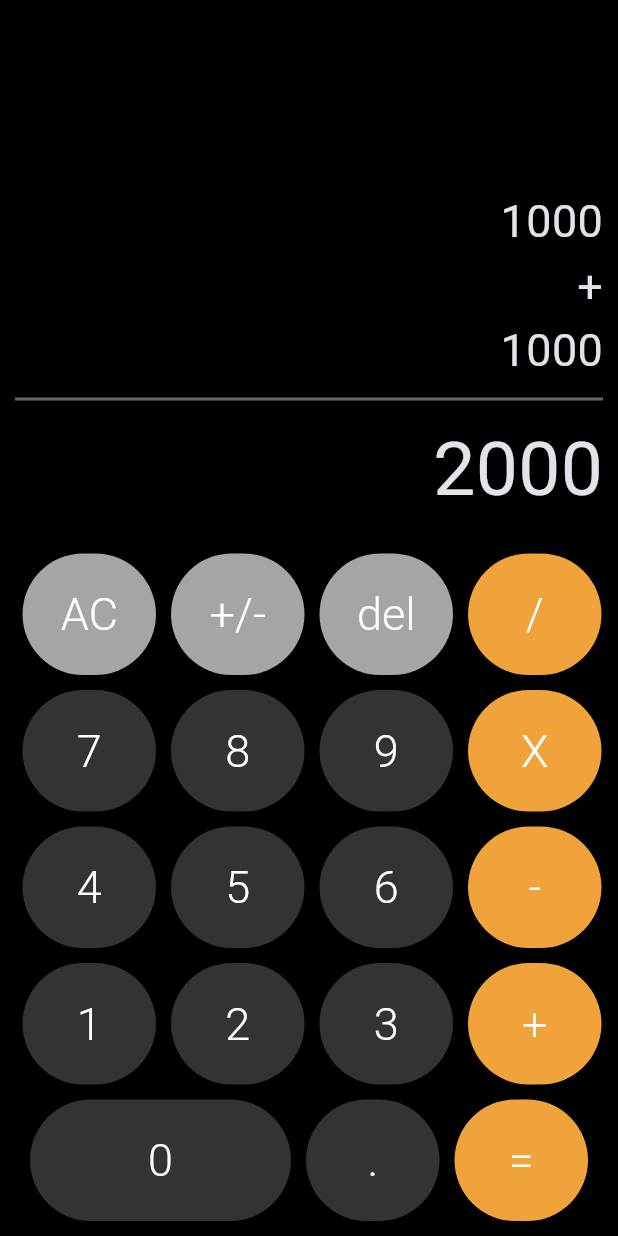
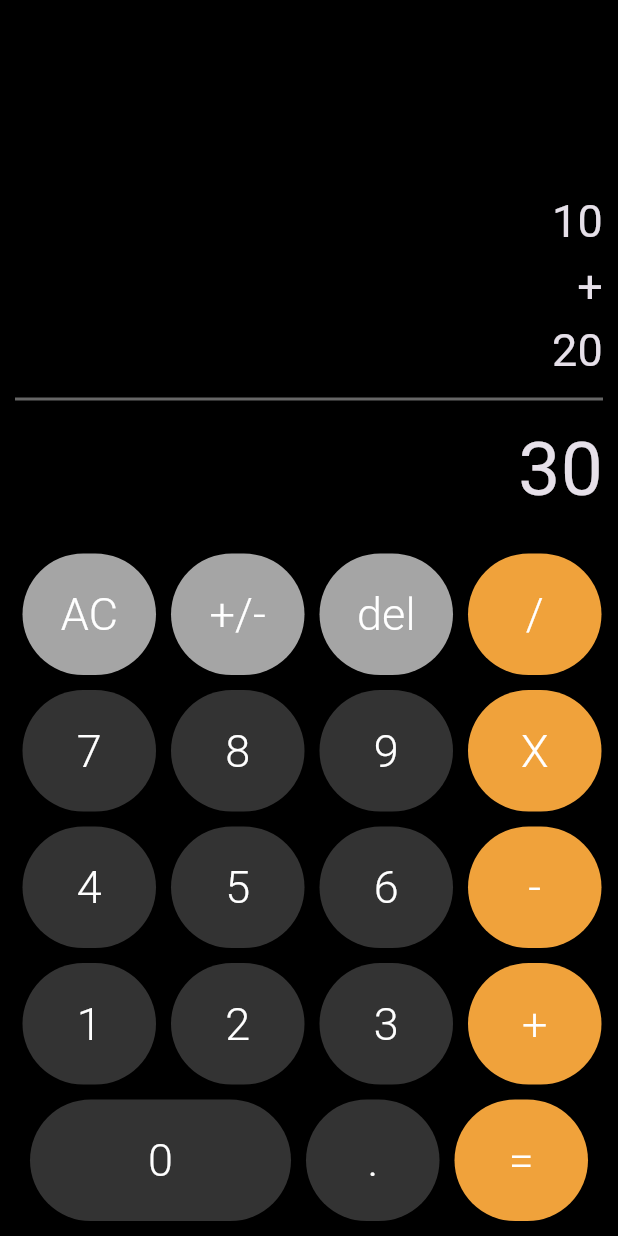
Before and after one commit to Flutter-Course-Sergio/calculatorApp, a Flutter app: the screen it shows after launch, on a phone screen of 412 x 824 dp. Run offline on Flutter 3.47's test engine with Material 3 defaults, Android fonts, the phone set to English and light mode, and no system bars; our stand-ins replace get.

Commit message:
feat: change state on math results widget with controller

```diff
--- a/lib/widgets/math_results.dart
+++ b/lib/widgets/math_results.dart
@@ -1,20 +1,24 @@
 import 'package:flutter/material.dart';
+import 'package:get/get.dart';
 
+import '../controllers/calculator_controller.dart';
 import 'widegts.dart';
 
 class MathResults extends StatelessWidget {
-  const MathResults({super.key});
+  final calculatorController = Get.find<CalculatorController>();
 
   @override
   Widget build(BuildContext context) {
-    return Column(
-      children: [
-        SubResult(text: '1000'),
-        SubResult(text: '+'),
-        SubResult(text: '1000'),
-        const LineSeparator(),
-        MainResult(text: '2000'),
-      ],
+    return Obx(
+      () => Column(
+        children: [
+          SubResult(text: '${calculatorController.firstNumber}'),
+          SubResult(text: '${calculatorController.operation}'),
+          SubResult(text: '${calculatorController.secondNumber}'),
+          const LineSeparator(),
+          MainResult(text: '${calculatorController.mathResult}'),
+        ],
+      ),
     );
   }
 }
```
